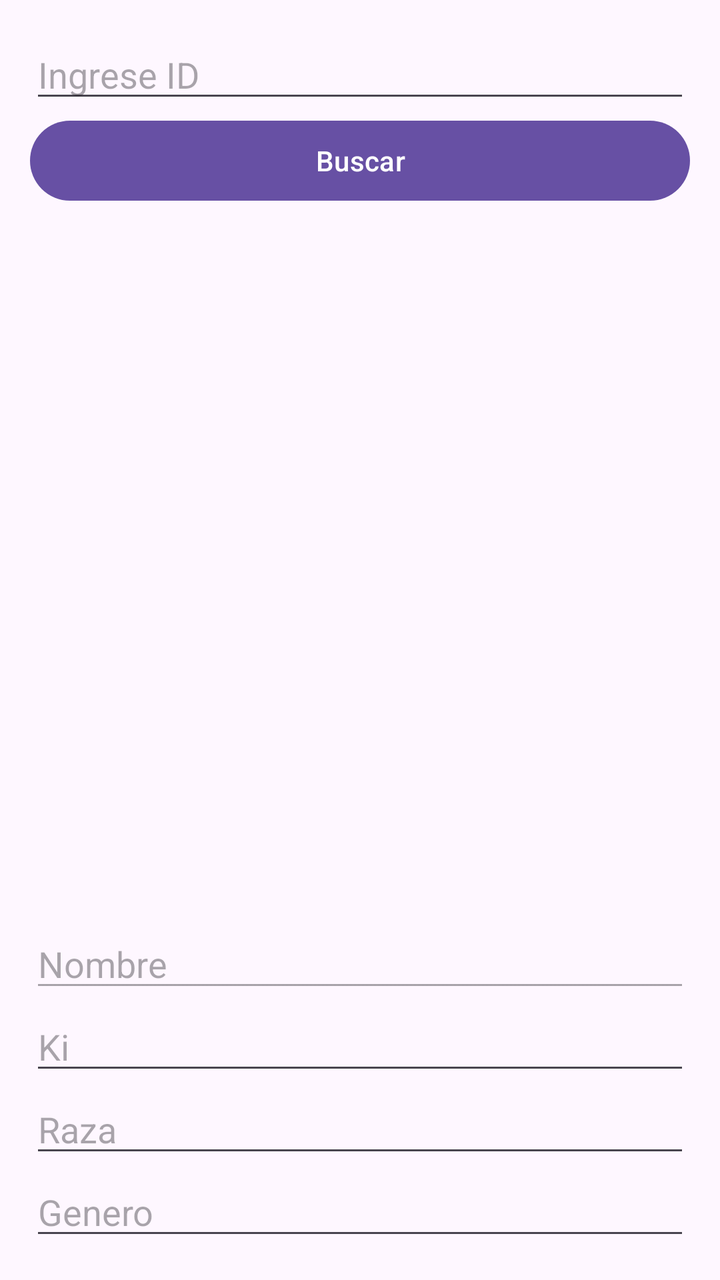
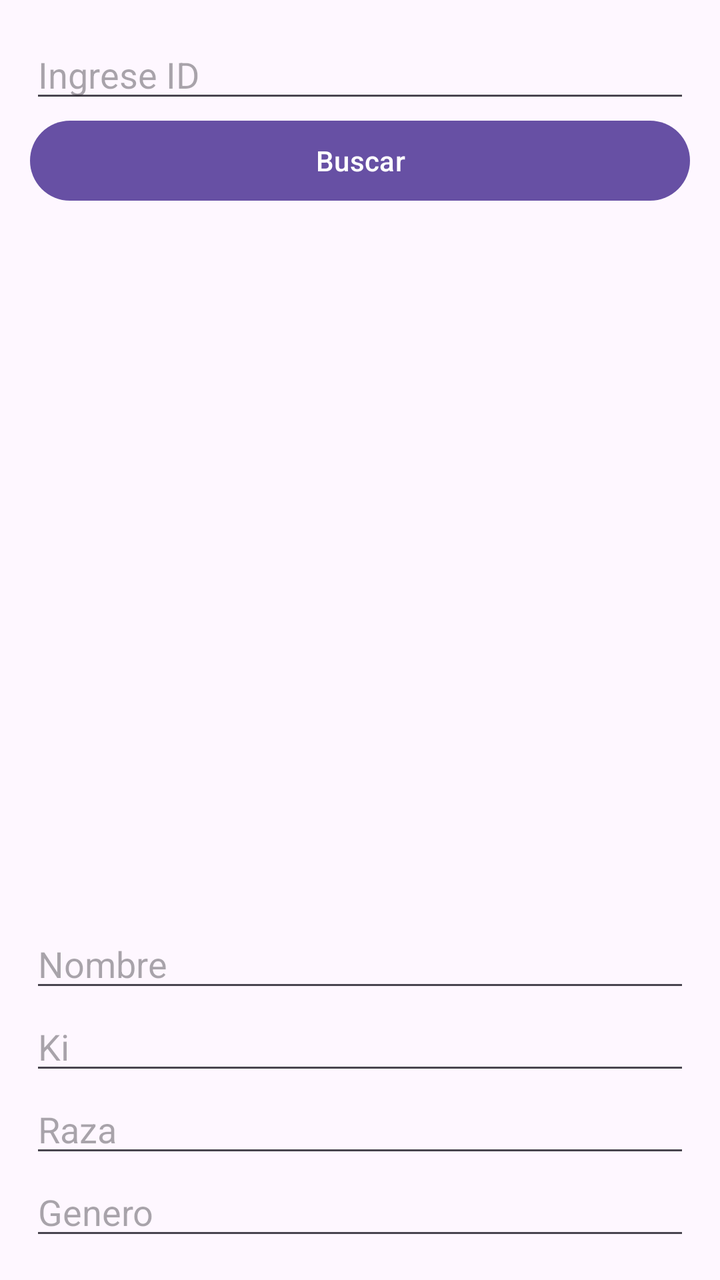

Before-and-after screenshots of an Android layout around one commit, followed by the original layout XML and the change that was made.
<!-- AndroidManifest.xml: application theme Theme.AppListas -->
<!-- res/layout/activity_buscador_personaje.xml -->
<?xml version="1.0" encoding="utf-8"?>
<LinearLayout xmlns:app="http://schemas.android.com/apk/res-auto"
    xmlns:tools="http://schemas.android.com/tools"
    xmlns:android="http://schemas.android.com/apk/res/android"
    android:id="@+id/main"

    android:orientation="vertical"
    android:padding="15dp"
    android:layout_marginVertical="20dp"

    android:layout_width="match_parent"
    android:layout_height="wrap_content"
    tools:context=".BuscadorPersonaje">

    <EditText
        android:id="@+id/edtIdPersonaje"
        android:hint="Ingrese ID"
        android:inputType="number"
        android:layout_width="match_parent"
        android:layout_height="wrap_content" />

    <Button
        android:id="@+id/btnBuscarPersonaje"
        android:text="Buscar"
        android:layout_width="match_parent"
        android:layout_height="wrap_content" />

    <LinearLayout
        android:orientation="vertical"
        android:gravity="bottom"
        android:layout_width="match_parent"
        android:layout_height="match_parent">

        <EditText
            android:id="@+id/edtNombre"
            android:hint="Nombre"
            android:enabled="false"
            android:layout_width="match_parent"
            android:layout_height="wrap_content" />

        <EditText
            android:id="@+id/editKi"
            android:hint="Ki"
            android:layout_width="match_parent"
            android:layout_height="wrap_content" />

        <EditText
            android:id="@+id/edtRaza"
            android:hint="Raza"
            android:layout_width="match_parent"
            android:layout_height="wrap_content" />

        <EditText
            android:id="@+id/edtGenero"
            android:hint="Genero"
            android:layout_width="match_parent"
            android:layout_height="wrap_content" />

    </LinearLayout>



</LinearLayout>
<!-- resources referenced by this layout -->
<resources>
  <style name="Theme.AppListas" parent="Base.Theme.AppListas" />
  <style name="Base.Theme.AppListas" parent="Theme.Material3.DayNight.NoActionBar">
          
          
      </style>
</resources>

<!-- the commit's change to res/layout/activity_buscador_personaje.xml (unified diff, before → after) -->
@@ -34,12 +34,11 @@
         <EditText
             android:id="@+id/edtNombre"
             android:hint="Nombre"
-            android:enabled="false"
             android:layout_width="match_parent"
             android:layout_height="wrap_content" />
 
         <EditText
-            android:id="@+id/editKi"
+            android:id="@+id/edtKi"
             android:hint="Ki"
             android:layout_width="match_parent"
             android:layout_height="wrap_content" />
